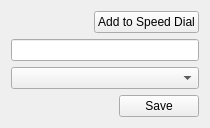
First picture: the form in src/lib/bookmarks/bookmarkswidget.ui, repository ff2000/qupzilla, before the edit.
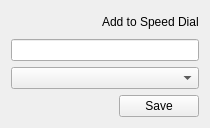
Second picture: the form after the edit.

Commit message: Take a QLabel + link for SpeedDial instead of a QPushButton.

```diff
--- a/src/lib/bookmarks/bookmarkswidget.ui
+++ b/src/lib/bookmarks/bookmarkswidget.ui
@@ -30,13 +30,7 @@
       </spacer>
      </item>
      <item>
-      <widget class="QPushButton" name="speeddialButton">
-       <property name="sizePolicy">
-        <sizepolicy hsizetype="Preferred" vsizetype="Fixed">
-         <horstretch>0</horstretch>
-         <verstretch>0</verstretch>
-        </sizepolicy>
-       </property>
+      <widget class="QLabel" name="speeddialButton">
        <property name="text">
         <string>Add to Speed Dial</string>
        </property>
```
The commit also changes 1 other file.
